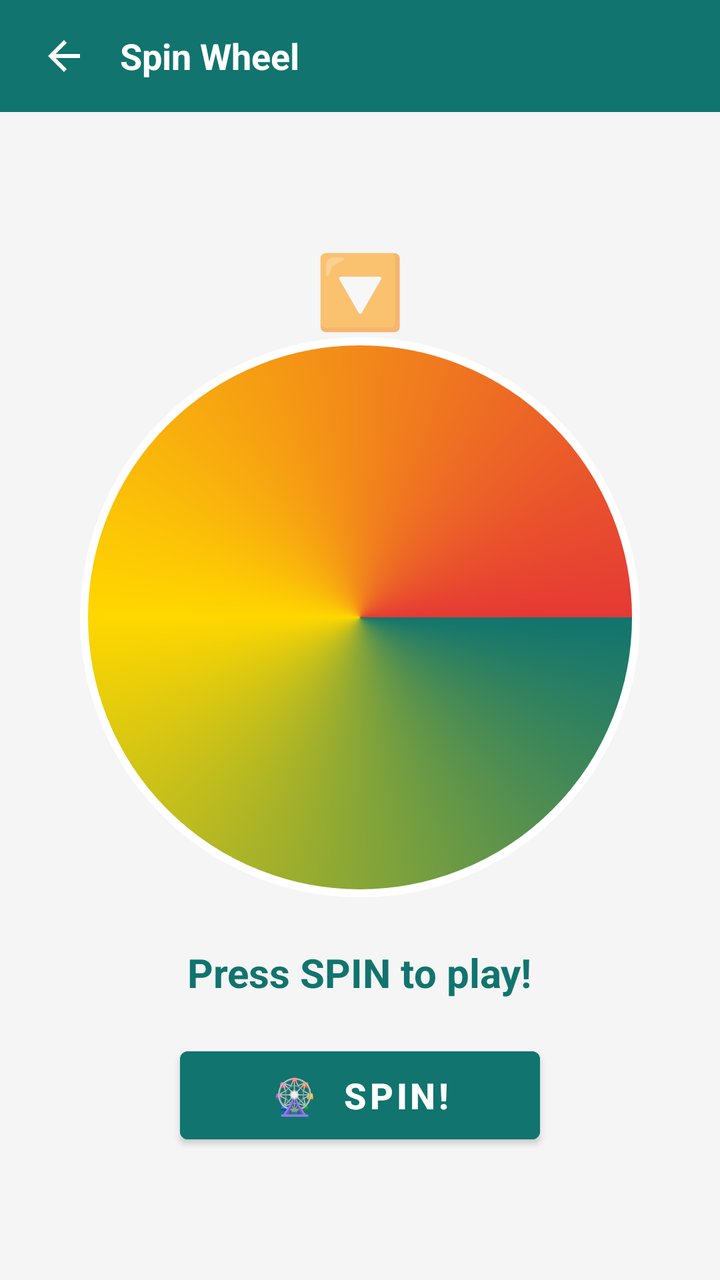
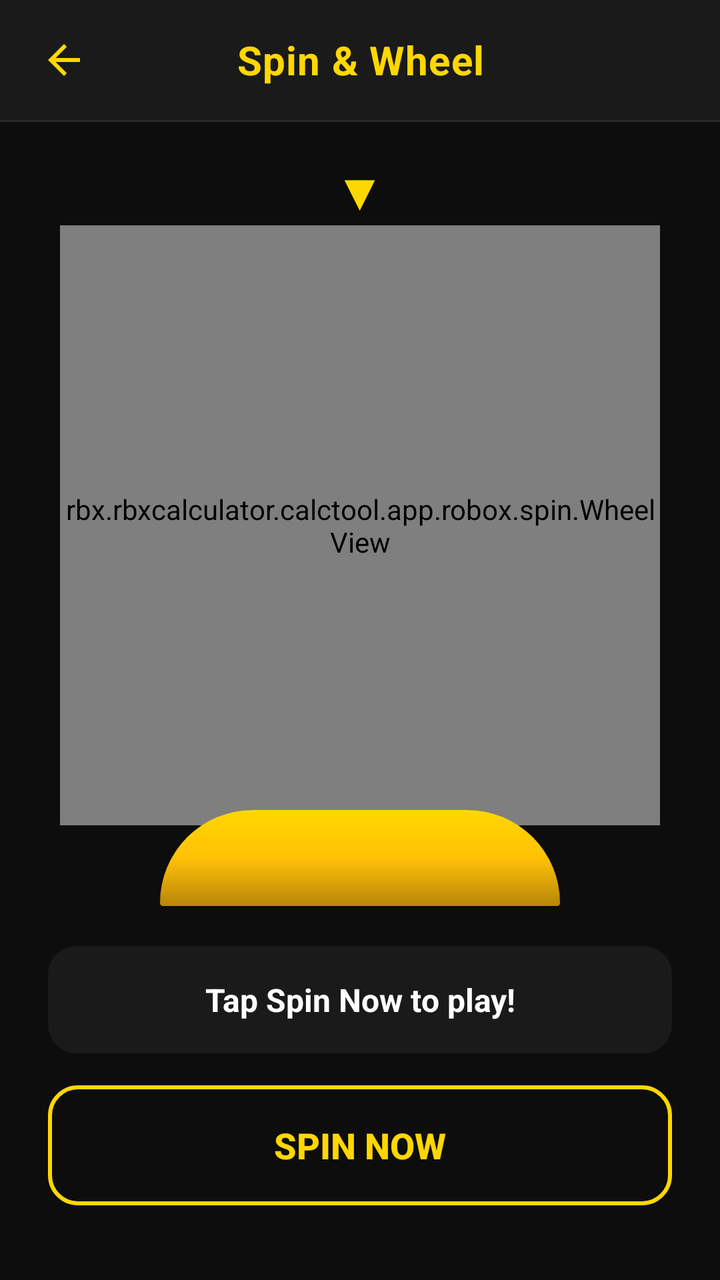

An Android layout rendered at two revisions. The XML below is the earlier revision; the diff shows what the commit changed to produce the second picture.
<!-- AndroidManifest.xml: application theme Theme.RbxCalculatorRoboxCounter -->
<!-- res/layout/activity_spin_wheel.xml -->
<?xml version="1.0" encoding="utf-8"?>
<LinearLayout xmlns:android="http://schemas.android.com/apk/res/android"
    android:layout_width="match_parent"
    android:layout_height="match_parent"
    android:orientation="vertical"
    android:background="#F5F5F5">

    <LinearLayout android:layout_width="match_parent" android:layout_height="56dp"
        android:background="@color/theme_color" android:orientation="horizontal"
        android:gravity="center_vertical" android:paddingHorizontal="8dp">
        <ImageButton android:id="@+id/btnBack" android:layout_width="48dp" android:layout_height="48dp"
            android:background="?attr/selectableItemBackgroundBorderless"
            android:src="@drawable/ic_back_arrow" android:tint="#FFFFFF" android:contentDescription="Back"/>
        <TextView android:layout_width="0dp" android:layout_height="wrap_content" android:layout_weight="1"
            android:text="Spin Wheel" android:textColor="#FFFFFF" android:textSize="18sp"
            android:textStyle="bold" android:layout_marginStart="4dp"/>
    </LinearLayout>

    <LinearLayout android:layout_width="match_parent" android:layout_height="0dp"
        android:layout_weight="1" android:orientation="vertical" android:gravity="center"
        android:padding="20dp">

        
        <TextView android:layout_width="wrap_content" android:layout_height="wrap_content"
            android:text="🔽" android:textSize="36sp" android:layout_gravity="center"/>

        
        <ImageView
            android:id="@+id/ivSpinWheel"
            android:layout_width="280dp"
            android:layout_height="280dp"
            android:src="@drawable/spin_wheel_bg"
            android:contentDescription="Spin Wheel"
            android:layout_gravity="center" />

        <TextView android:id="@+id/tvSpinResult"
            android:layout_width="wrap_content" android:layout_height="wrap_content"
            android:text="Press SPIN to play!" android:textSize="20sp" android:textStyle="bold"
            android:textColor="@color/theme_color" android:layout_marginTop="24dp"
            android:gravity="center" android:layout_gravity="center"/>

        <Button android:id="@+id/btnSpin"
            android:layout_width="180dp" android:layout_height="56dp"
            android:layout_marginTop="20dp" android:text="🎡  SPIN!" android:textSize="18sp"
            android:textStyle="bold" android:backgroundTint="@color/theme_color"/>
    </LinearLayout>
</LinearLayout>
<!-- resources referenced by this layout -->
<resources>
  <color name="theme_color">#11746e</color>
  <!-- drawable ic_back_arrow (drawable) -->
  <?xml version="1.0" encoding="utf-8"?>
  <vector xmlns:android="http://schemas.android.com/apk/res/android"
      android:width="24dp"
      android:height="24dp"
      android:viewportWidth="24"
      android:viewportHeight="24">
      <path
          android:fillColor="@android:color/white"
          android:pathData="M20,11H7.83l5.59,-5.59L12,4l-8,8 8,8 1.41,-1.41L7.83,13H20v-2z"/>
  </vector>
  <!-- drawable spin_wheel_bg (drawable) -->
  <?xml version="1.0" encoding="utf-8"?>
  <shape xmlns:android="http://schemas.android.com/apk/res/android"
      android:shape="oval">
      <gradient
          android:type="sweep"
          android:startColor="#11746e"
          android:centerColor="#FFD700"
          android:endColor="#E53935"
          android:angle="0" />
      <stroke android:width="4dp" android:color="#FFFFFF" />
  </shape>
  <style name="Theme.RbxCalculatorRoboxCounter" parent="Theme.MaterialComponents.DayNight.NoActionBar">
          <item name="colorPrimary">@color/theme_color</item>
          <item name="colorPrimaryVariant">@color/theme_color</item>
          <item name="colorOnPrimary">@color/white</item>
          <item name="colorSecondary">@color/theme_color</item>
          <item name="colorOnSecondary">@color/white</item>
          <item name="android:statusBarColor">@color/theme_color</item>
          <item name="android:navigationBarColor">@color/white</item>
      </style>
  <style name="Theme.MaterialComponents.DayNight.NoActionBar" parent="@style/Theme.MaterialComponents.NoActionBar">
      </style>
  <color name="white">#FFFFFF</color>
</resources>

<!-- the commit's change to res/layout/activity_spin_wheel.xml (unified diff, before → after) -->
@@ -1,47 +1,122 @@
 <?xml version="1.0" encoding="utf-8"?>
 <LinearLayout xmlns:android="http://schemas.android.com/apk/res/android"
+    xmlns:app="http://schemas.android.com/apk/res-auto"
     android:layout_width="match_parent"
     android:layout_height="match_parent"
     android:orientation="vertical"
-    android:background="#F5F5F5">
+    android:background="@color/bg_primary">
 
-    <LinearLayout android:layout_width="match_parent" android:layout_height="56dp"
-        android:background="@color/theme_color" android:orientation="horizontal"
-        android:gravity="center_vertical" android:paddingHorizontal="8dp">
-        <ImageButton android:id="@+id/btnBack" android:layout_width="48dp" android:layout_height="48dp"
+    
+    <LinearLayout
+        android:layout_width="match_parent"
+        android:layout_height="60dp"
+        android:background="@color/bg_surface"
+        android:orientation="horizontal"
+        android:gravity="center_vertical"
+        android:paddingHorizontal="8dp">
+
+        <ImageButton
+            android:id="@+id/btnBack"
+            android:layout_width="48dp"
+            android:layout_height="48dp"
             android:background="?attr/selectableItemBackgroundBorderless"
-            android:src="@drawable/ic_back_arrow" android:tint="#FFFFFF" android:contentDescription="Back"/>
-        <TextView android:layout_width="0dp" android:layout_height="wrap_content" android:layout_weight="1"
-            android:text="Spin Wheel" android:textColor="#FFFFFF" android:textSize="18sp"
-            android:textStyle="bold" android:layout_marginStart="4dp"/>
+            android:src="@drawable/ic_back_arrow"
+            android:tint="@color/gold"
+            android:contentDescription="Back" />
+
+        <TextView
+            android:layout_width="0dp"
+            android:layout_height="wrap_content"
+            android:layout_weight="1"
+            android:text="Spin &amp; Wheel"
+            android:textColor="@color/gold"
+            android:textSize="20sp"
+            android:textStyle="bold"
+            android:gravity="center"
+            android:letterSpacing="0.02" />
+
+        <View android:layout_width="48dp" android:layout_height="48dp" />
     </LinearLayout>
 
-    <LinearLayout android:layout_width="match_parent" android:layout_height="0dp"
-        android:layout_weight="1" android:orientation="vertical" android:gravity="center"
-        android:padding="20dp">
+    <View
+        android:layout_width="match_parent"
+        android:layout_height="1dp"
+        android:background="@color/bg_divider" />
 
-        
-        <TextView android:layout_width="wrap_content" android:layout_height="wrap_content"
-            android:text="🔽" android:textSize="36sp" android:layout_gravity="center"/>
+    
+    <ScrollView
+        android:layout_width="match_parent"
+        android:layout_height="0dp"
+        android:layout_weight="1"
+        android:fillViewport="true"
+        android:clipChildren="false">
 
-        
-        <ImageView
-            android:id="@+id/ivSpinWheel"
-            android:layout_width="280dp"
-            android:layout_height="280dp"
-            android:src="@drawable/spin_wheel_bg"
-            android:contentDescription="Spin Wheel"
-            android:layout_gravity="center" />
+        <LinearLayout
+            android:layout_width="match_parent"
+            android:layout_height="wrap_content"
+            android:orientation="vertical"
+            android:gravity="center_horizontal"
+            android:paddingTop="16dp"
+            android:paddingBottom="24dp"
+            android:paddingHorizontal="24dp"
+            android:clipChildren="false">
 
-        <TextView android:id="@+id/tvSpinResult"
-            android:layout_width="wrap_content" android:layout_height="wrap_content"
-            android:text="Press SPIN to play!" android:textSize="20sp" android:textStyle="bold"
-            android:textColor="@color/theme_color" android:layout_marginTop="24dp"
-            android:gravity="center" android:layout_gravity="center"/>
+            
+            <TextView
+                android:layout_width="wrap_content"
+                android:layout_height="wrap_content"
+                android:text="▼"
+                android:textSize="26sp"
+                android:textColor="@color/gold"
+                android:layout_marginBottom="0dp" />
 
-        <Button android:id="@+id/btnSpin"
-            android:layout_width="180dp" android:layout_height="56dp"
-            android:layout_marginTop="20dp" android:text="🎡  SPIN!" android:textSize="18sp"
-            android:textStyle="bold" android:backgroundTint="@color/theme_color"/>
-    </LinearLayout>
+            
+            <rbx.rbxcalculator.calctool.app.robox.spin.WheelView
+                android:id="@+id/wheelView"
+                android:layout_width="300dp"
+                android:layout_height="300dp" />
+
+            
+            <View
+                android:layout_width="200dp"
+                android:layout_height="48dp"
+                android:layout_marginTop="-8dp"
+                android:background="@drawable/spin_wheel_stand" />
+
+            
+            <androidx.cardview.widget.CardView
+                android:layout_width="match_parent"
+                android:layout_height="wrap_content"
+                android:layout_marginTop="20dp"
+                android:layout_marginBottom="16dp"
+                app:cardCornerRadius="14dp"
+                app:cardElevation="0dp"
+                app:cardBackgroundColor="@color/bg_surface">
+
+                <TextView
+                    android:id="@+id/tvSpinResult"
+                    android:layout_width="match_parent"
+                    android:layout_height="wrap_content"
+                    android:text="Tap Spin Now to play!"
+                    android:textSize="16sp"
+                    android:textStyle="bold"
+                    android:textColor="@color/text_primary"
+                    android:padding="16dp"
+                    android:gravity="center" />
+            </androidx.cardview.widget.CardView>
+
+            
+            <androidx.appcompat.widget.AppCompatButton
+                android:id="@+id/btnSpin"
+                android:layout_width="match_parent"
+                android:layout_height="60dp"
+                android:text="Spin Now"
+                android:textSize="18sp"
+                android:textStyle="bold"
+                android:textColor="@color/gold"
+                android:background="@drawable/btn_spin_now"
+                android:stateListAnimator="@null" />
+
+        </LinearLayout>
+    </ScrollView>
 </LinearLayout>
<!-- resource entries referenced after the edit -->
@@ -1,6 +1,30 @@
 <!-- resources referenced by this layout -->
 <resources>
-  <color name="theme_color">#11746e</color>
+  <color name="bg_divider">#2A2A2A</color>
+  <color name="bg_primary">#0D0D0D</color>
+  <color name="bg_surface">#1A1A1A</color>
+  <color name="gold">#FFD700</color>
+  <color name="text_primary">#FFFFFF</color>
+  <!-- drawable btn_spin_now (drawable) -->
+  <?xml version="1.0" encoding="utf-8"?>
+  <selector xmlns:android="http://schemas.android.com/apk/res/android">
+      
+      <item android:state_pressed="true">
+          <shape android:shape="rectangle">
+              <solid android:color="#1A1A1A" />
+              <stroke android:width="2dp" android:color="#FFD700" />
+              <corners android:radius="14dp" />
+          </shape>
+      </item>
+      
+      <item>
+          <shape android:shape="rectangle">
+              <solid android:color="#0D0D0D" />
+              <stroke android:width="2dp" android:color="#FFD700" />
+              <corners android:radius="14dp" />
+          </shape>
+      </item>
+  </selector>
   <!-- drawable ic_back_arrow (drawable) -->
   <?xml version="1.0" encoding="utf-8"?>
   <vector xmlns:android="http://schemas.android.com/apk/res/android"
@@ -12,29 +36,51 @@
           android:fillColor="@android:color/white"
           android:pathData="M20,11H7.83l5.59,-5.59L12,4l-8,8 8,8 1.41,-1.41L7.83,13H20v-2z"/>
   </vector>
-  <!-- drawable spin_wheel_bg (drawable) -->
+  <!-- drawable spin_wheel_stand (drawable) -->
   <?xml version="1.0" encoding="utf-8"?>
-  <shape xmlns:android="http://schemas.android.com/apk/res/android"
-      android:shape="oval">
-      <gradient
-          android:type="sweep"
-          android:startColor="#11746e"
-          android:centerColor="#FFD700"
-          android:endColor="#E53935"
-          android:angle="0" />
-      <stroke android:width="4dp" android:color="#FFFFFF" />
-  </shape>
-  <style name="Theme.RbxCalculatorRoboxCounter" parent="Theme.MaterialComponents.DayNight.NoActionBar">
-          <item name="colorPrimary">@color/theme_color</item>
-          <item name="colorPrimaryVariant">@color/theme_color</item>
-          <item name="colorOnPrimary">@color/white</item>
-          <item name="colorSecondary">@color/theme_color</item>
-          <item name="colorOnSecondary">@color/white</item>
-          <item name="android:statusBarColor">@color/theme_color</item>
-          <item name="android:navigationBarColor">@color/white</item>
+  <layer-list xmlns:android="http://schemas.android.com/apk/res/android">
+      
+      <item>
+          <shape android:shape="rectangle">
+              <gradient
+                  android:type="linear"
+                  android:angle="270"
+                  android:startColor="#FFD700"
+                  android:centerColor="#FFC107"
+                  android:endColor="#B8860B" />
+              <corners
+                  android:topLeftRadius="120dp"
+                  android:topRightRadius="120dp"
+                  android:bottomLeftRadius="4dp"
+                  android:bottomRightRadius="4dp" />
+          </shape>
+      </item>
+  </layer-list>
+  <style name="Theme.RbxCalculatorRoboxCounter" parent="Theme.MaterialComponents.NoActionBar">
+          
+          <item name="colorPrimary">@color/gold</item>
+          <item name="colorPrimaryVariant">@color/gold_dim</item>
+          <item name="colorOnPrimary">@color/text_on_gold</item>
+          <item name="colorSecondary">@color/gold</item>
+          <item name="colorOnSecondary">@color/text_on_gold</item>
+  
+          
+          <item name="android:colorBackground">@color/bg_primary</item>
+          <item name="colorSurface">@color/bg_surface</item>
+          <item name="colorOnSurface">@color/text_primary</item>
+          <item name="colorOnBackground">@color/text_primary</item>
+  
+          
+          <item name="android:statusBarColor">@color/bg_primary</item>
+          <item name="android:navigationBarColor">@color/bg_primary</item>
+          <item name="android:windowLightStatusBar">false</item>
+  
+          
+          <item name="colorControlActivated">@color/gold</item>
+          <item name="colorControlHighlight">@color/gold_20</item>
       </style>
-  <style name="Theme.MaterialComponents.DayNight.NoActionBar" parent="@style/Theme.MaterialComponents.NoActionBar">
-      </style>
-  <color name="white">#FFFFFF</color>
+  <color name="gold_dim">#B8860B</color>
+  <color name="text_on_gold">#000000</color>
+  <color name="gold_20">#33FFD700</color>
 </resources>
 
